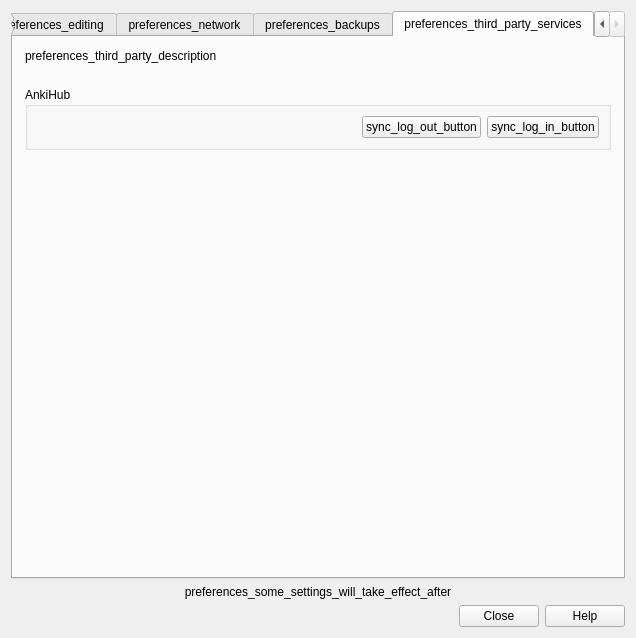
Before: the Qt Designer form anki/qt/aqt/forms/preferences.ui in nzhao721/speedy-cat, drawn with Qt 5.
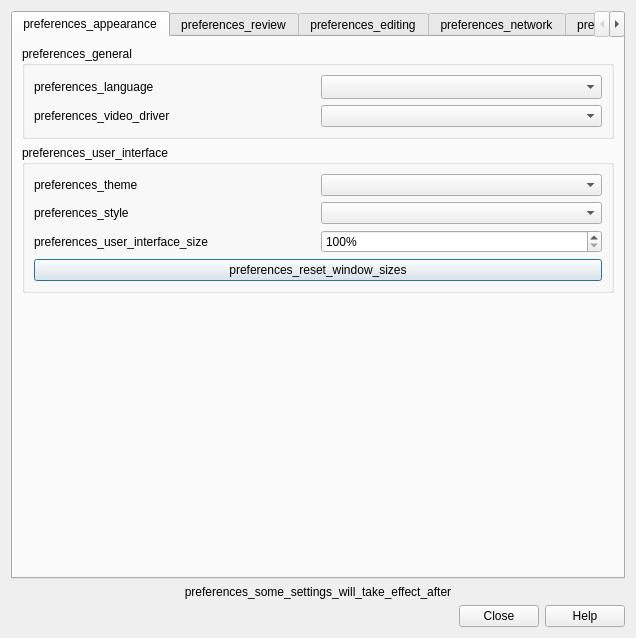
After: the same form once the commit is applied. The open tabs and pages were chosen to show the change.

Commit message:
SpeedyCAT: remove card browser, explanation gate + auto-sync, performance EWMA, full-length review, Firebase AI proxy
Drop desktop/mobile card browser; add explanation checker and practice gate on both platforms. Rust performance scoring (EWMA), full-length exam review/stats/lockdown, cross-device auto-sync, anti-gaming checks, and Firebase Cloud Functions for AI proxy.

```diff
--- a/anki/qt/aqt/forms/preferences.ui
+++ b/anki/qt/aqt/forms/preferences.ui
@@ -85,29 +85,6 @@
          </layout>
         </widget>
        </item>
-       <item>
-        <widget class="QGroupBox" name="updatesGroup">
-         <property name="title">
-          <string>preferences_updates</string>
-         </property>
-         <layout class="QVBoxLayout" name="updatesLayout">
-          <item>
-           <widget class="QCheckBox" name="check_for_updates">
-            <property name="text">
-             <string>preferences_check_for_updates</string>
-            </property>
-           </widget>
-          </item>
-          <item>
-           <widget class="QCheckBox" name="check_for_addon_updates">
-            <property name="text">
-             <string>preferences_check_for_addon_updates</string>
-            </property>
-           </widget>
-          </item>
-         </layout>
-        </widget>
-       </item>
        <item>
         <widget class="QGroupBox" name="uiGroup">
          <property name="title">
@@ -180,93 +157,6 @@
          </layout>
         </widget>
        </item>
-       <item>
-        <widget class="QGroupBox" name="distractionsGroup">
-         <property name="title">
-          <string>preferences_distractions</string>
-         </property>
-         <layout class="QGridLayout" name="gridLayout_3">
-          <item row="3" column="0">
-           <widget class="QCheckBox" name="reduce_motion">
-            <property name="sizePolicy">
-             <sizepolicy hsizetype="Fixed" vsizetype="Fixed">
-              <horstretch>0</horstretch>
-              <verstretch>0</verstretch>
-             </sizepolicy>
-            </property>
-            <property name="toolTip">
-             <string>preferences_reduce_motion_tooltip</string>
-            </property>
-            <property name="text">
-             <string>preferences_reduce_motion</string>
-            </property>
-           </widget>
-          </item>
-          <item row="2" column="0">
-           <widget class="QCheckBox" name="hide_bottom_bar">
-            <property name="sizePolicy">
-             <sizepolicy hsizetype="MinimumExpanding" vsizetype="Fixed">
-              <horstretch>0</horstretch>
-              <verstretch>0</verstretch>
-             </sizepolicy>
-            </property>
-            <property name="text">
-             <string>preferences_hide_bottom_bar_during_review</string>
-            </property>
-           </widget>
-          </item>
-          <item row="2" column="1">
-           <widget class="QComboBox" name="bottomBarComboBox">
-            <property name="sizePolicy">
-             <sizepolicy hsizetype="MinimumExpanding" vsizetype="Fixed">
-              <horstretch>0</horstretch>
-              <verstretch>0</verstretch>
-             </sizepolicy>
-            </property>
-           </widget>
-          </item>
-          <item row="0" column="0">
-           <widget class="QCheckBox" name="hide_top_bar">
-            <property name="sizePolicy">
-             <sizepolicy hsizetype="MinimumExpanding" vsizetype="Fixed">
-              <horstretch>0</horstretch>
-              <verstretch>0</verstretch>
-             </sizepolicy>
-            </property>
-            <property name="text">
-             <string>preferences_hide_top_bar_during_review</string>
-            </property>
-           </widget>
-          </item>
-          <item row="4" column="0">
-           <widget class="QCheckBox" name="minimalist_mode">
-            <property name="sizePolicy">
-             <sizepolicy hsizetype="Fixed" vsizetype="Fixed">
-              <horstretch>0</horstretch>
-              <verstretch>0</verstretch>
-             </sizepolicy>
-            </property>
-            <property name="toolTip">
-             <string>preferences_minimalist_mode_tooltip</string>
-            </property>
-            <property name="text">
-             <string>preferences_minimalist_mode</string>
-            </property>
-           </widget>
-          </item>
-          <item row="0" column="1">
-           <widget class="QComboBox" name="topBarComboBox">
-            <property name="sizePolicy">
-             <sizepolicy hsizetype="MinimumExpanding" vsizetype="Fixed">
-              <horstretch>0</horstretch>
-              <verstretch>0</verstretch>
-             </sizepolicy>
-            </property>
-           </widget>
-          </item>
-         </layout>
-        </widget>
-       </item>
        <item>
         <spacer name="verticalSpacer_9">
          <property name="orientation">
@@ -1109,133 +999,6 @@
        </item>
       </layout>
      </widget>
-     <widget class="QWidget" name="tab_3">
-      <attribute name="title">
-       <string>preferences_third_party_services</string>
-      </attribute>
-      <layout class="QVBoxLayout" name="verticalLayout_4">
-       <property name="spacing">
-        <number>12</number>
-       </property>
-       <property name="leftMargin">
-        <number>12</number>
-       </property>
-       <property name="topMargin">
-        <number>12</number>
-       </property>
-       <property name="rightMargin">
-        <number>12</number>
-       </property>
-       <property name="bottomMargin">
-        <number>12</number>
-       </property>
-       <item>
-        <widget class="QLabel" name="label">
-         <property name="sizePolicy">
-          <sizepolicy hsizetype="Preferred" vsizetype="Preferred">
-           <horstretch>0</horstretch>
-           <verstretch>0</verstretch>
-          </sizepolicy>
-         </property>
-         <property name="text">
-          <string>preferences_third_party_description</string>
-         </property>
-        </widget>
-       </item>
-       <item>
-        <spacer name="verticalSpacer">
-         <property name="orientation">
-          <enum>Qt::Orientation::Vertical</enum>
-         </property>
-         <property name="sizeType">
-          <enum>QSizePolicy::Policy::Maximum</enum>
-         </property>
-         <property name="sizeHint" stdset="0">
-          <size>
-           <width>20</width>
-           <height>12</height>
-          </size>
-         </property>
-        </spacer>
-       </item>
-       <item>
-        <widget class="QGroupBox" name="groupBox_6">
-         <property name="sizePolicy">
-          <sizepolicy hsizetype="Preferred" vsizetype="Fixed">
-           <horstretch>0</horstretch>
-           <verstretch>0</verstretch>
-          </sizepolicy>
-         </property>
-         <property name="title">
-          <string notr="true">AnkiHub</string>
-         </property>
-         <layout class="QHBoxLayout" name="horizontalLayout">
-          <item>
-           <widget class="QLabel" name="syncAnkiHubUser">
-            <property name="sizePolicy">
-             <sizepolicy hsizetype="Preferred" vsizetype="Preferred">
-              <horstretch>0</horstretch>
-              <verstretch>0</verstretch>
-             </sizepolicy>
-            </property>
-            <property name="text">
-             <string/>
-            </property>
-            <property name="wordWrap">
-             <bool>true</bool>
-            </property>
-           </widget>
-          </item>
-          <item>
-           <widget class="QPushButton" name="syncAnkiHubLogout">
-            <property name="sizePolicy">
-             <sizepolicy hsizetype="Fixed" vsizetype="Fixed">
-              <horstretch>0</horstretch>
-              <verstretch>0</verstretch>
-             </sizepolicy>
-            </property>
-            <property name="text">
-             <string>sync_log_out_button</string>
-            </property>
-            <property name="autoDefault">
-             <bool>false</bool>
-            </property>
-           </widget>
-          </item>
-          <item>
-           <widget class="QPushButton" name="syncAnkiHubLogin">
-            <property name="sizePolicy">
-             <sizepolicy hsizetype="Fixed" vsizetype="Fixed">
-              <horstretch>0</horstretch>
-              <verstretch>0</verstretch>
-             </sizepolicy>
-            </property>
-            <property name="text">
-             <string>sync_log_in_button</string>
-            </property>
-            <property name="autoDefault">
-             <bool>false</bool>
-            </property>
-           </widget>
-          </item>
-         </layout>
-        </widget>
-       </item>
-       <item>
-        <spacer name="verticalspacer_13">
-         <property name="orientation">
-          <enum>Qt::Orientation::Vertical</enum>
-         </property>
-         <property name="sizeHint" stdset="0">
-          <size>
-           <width>40</width>
-           <height>20</height>
-          </size>
-         </property>
-        </spacer>
-       </item>
-      </layout>
-     </widget>
     </widget>
    </item>
    <item>
```
Left out of the diff: 10 changed lines with no effect on the pictures. The commit also changes 447 other files.
